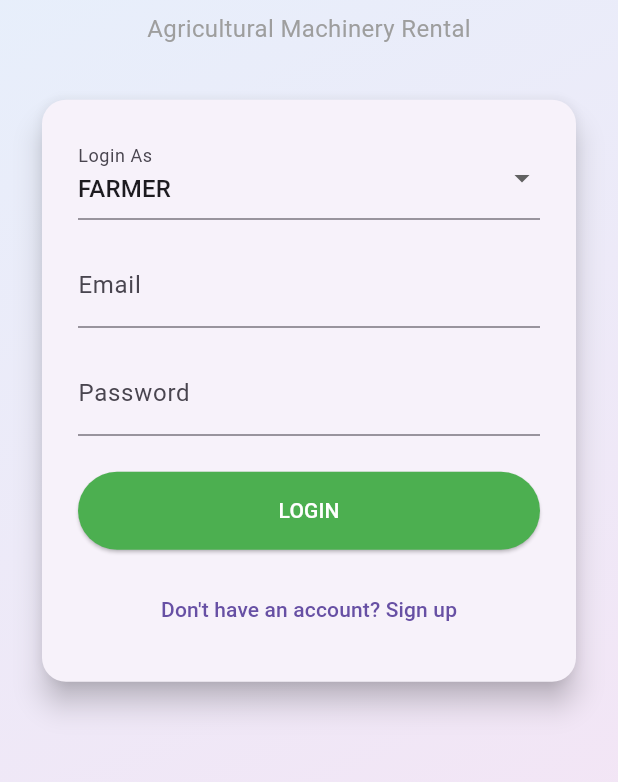
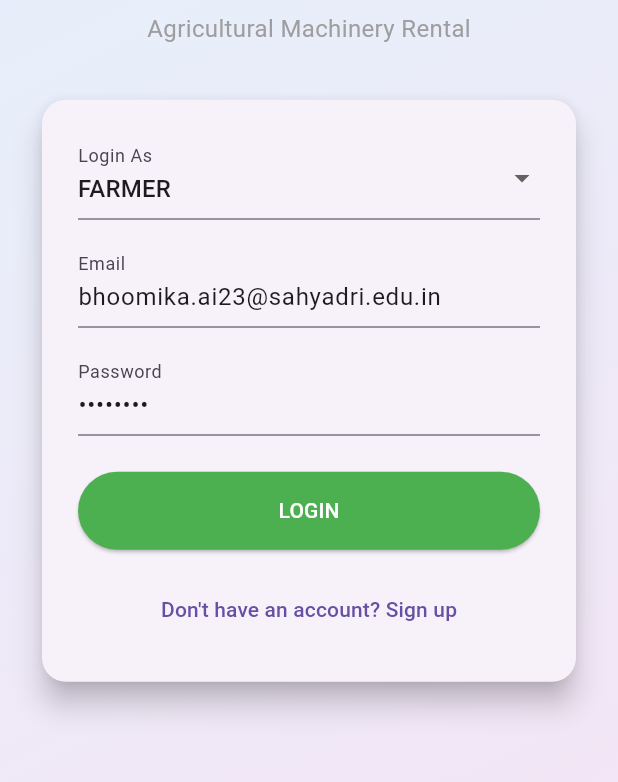
Before and after one commit to Bhoomika246/Mini-Project, a Flutter app: the screen it shows after launch, on a phone screen of 412 x 824 dp, the part 396-1178 px from its top. Run offline on Flutter 3.47's test engine with Material 3 defaults, Android fonts, the phone set to English and light mode, and no system bars; our stand-ins replace supabase_flutter; accounts and stored records are empty.

Commit message:
feat: Pre-fill login credentials for testing
- Added initState method to pre-fill email and password fields
- Email: bhoomika.ai23@sahyadri.edu.in
- Password: 246bhoom
- Improves testing workflow by avoiding manual credential entry

```diff
--- a/lib/pages/login_page.dart
+++ b/lib/pages/login_page.dart
@@ -17,6 +17,14 @@ class _LoginPageState extends State<LoginPage> {
   final _emailController = TextEditingController();
   final _passwordController = TextEditingController();
   bool _isLoading = false;
+
+  @override
+  void initState() {
+    super.initState();
+    // Pre-fill credentials for testing
+    _emailController.text = 'bhoomika.ai23@sahyadri.edu.in';
+    _passwordController.text = '246bhoom';
+  }
 
   Future<void> _handleLogin() async {
     if (_formKey.currentState!.validate()) {
```
